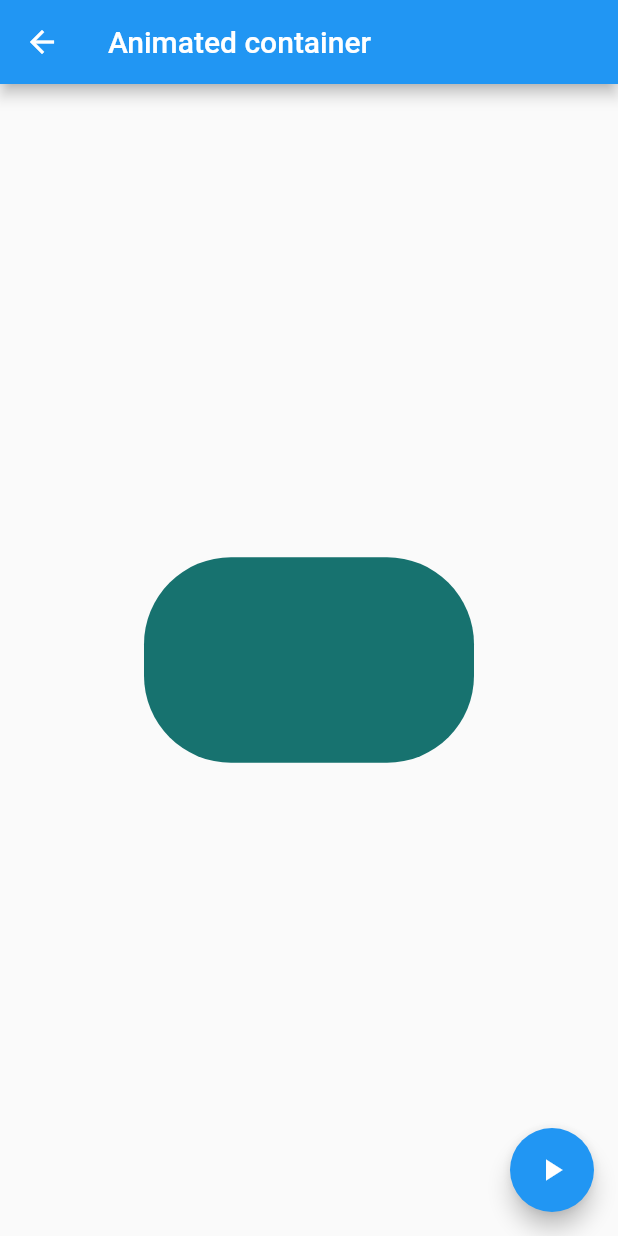
After one commit to specializeddevel/Flutter_FH, a Flutter app: the AnimatedContainerPage screen opened by its route, after a tap on the "play arrow" icon, on a phone screen of 412 x 824 dp. The commit adds this screen. Run offline on Flutter 3.47's test engine with Material 2 defaults, Android fonts, the phone set to English and light mode, and no system bars.

Commit message:
hasta AnimatedContainer implementado

```diff
--- a/data/menu_opts.json
+++ b/data/menu_opts.json
@@ -15,6 +15,11 @@
             "ruta" : "card",
             "icon" : "folder_open",
             "texto": "Cards - Tarjetas"
+        },
+        {
+            "ruta" : "animatedContainer",
+            "icon" : "donut_large",
+            "texto": "Animated Container"
         }
     ]
 }
--- /dev/null
+++ b/lib/pages/animated_container.dart
@@ -0,0 +1,63 @@
+import 'dart:math';
+
+import 'package:flutter/material.dart';
+
+class AnimatedContainerPage extends StatefulWidget {
+  @override
+  _AnimatedContainerPageState createState() => _AnimatedContainerPageState();
+}
+
+class _AnimatedContainerPageState extends State<AnimatedContainerPage> {
+
+  double _width   = 50.0;
+  double _height  = 50.0;
+  Color _color    = Colors.pink;
+
+  BorderRadiusGeometry _borderRadius = BorderRadius.circular(8.0);
+
+
+  @override
+  Widget build(BuildContext context) {
+    return Scaffold(
+      appBar: AppBar(
+        title: Text('Animated container'),),
+      body: Center(
+        child: AnimatedContainer(
+          duration: Duration(seconds: 1),
+          curve: Curves.fastOutSlowIn,
+          width: _width,
+          height: _height,
+          //color: _color,
+          decoration: BoxDecoration(
+            color: _color,
+            borderRadius: _borderRadius,
+          ),
+        ),
+      ),
+      floatingActionButton: FloatingActionButton(
+        child: Icon(Icons.play_arrow),
+        onPressed: _cambiarForma,
+      ),
+    );
+
+
+
+  }
+
+    void _cambiarForma(){
+
+    final random = Random();
+
+    setState(() {
+      _width  = random.nextInt(300).toDouble();
+      _height = random.nextInt(300).toDouble();
+      _color  = Color.fromRGBO(
+        random.nextInt(255),
+        random.nextInt(255),
+        random.nextInt(255),
+        1);
+      _borderRadius = BorderRadius.circular(random.nextInt(100).toDouble());
+    });
+  }
+
+}
--- a/lib/pages/card_page.dart
+++ b/lib/pages/card_page.dart
@@ -70,7 +70,7 @@ class CardPage extends StatelessWidget {
         children: <Widget>[
           FadeInImage(
             image: NetworkImage('https://upload.wikimedia.org/wikipedia/commons/1/1d/Upper_Kachura_lakes_-_Skardu_city_-Gilgit-Baltistan_Pakistan.jpg') ,
-            placeholder: AssetImage('assets/original.gif'),
+            placeholder: AssetImage('assets/jar-loading.gif'),
             fadeInDuration: Duration(milliseconds: 200),
             fit: BoxFit.cover,
             height: 300,
--- a/lib/routes/routes.dart
+++ b/lib/routes/routes.dart
@@ -4,6 +4,8 @@ import 'package:flutter/material.dart';
 import 'package:componentes/pages/alert_page.dart';
 import 'package:componentes/pages/avatar_page.dart';
 import 'package:componentes/pages/home_page.dart';
+import 'package:componentes/pages/animated_container.dart';
+
 
 Map<String, WidgetBuilder> getApplicationRoutes(){
 
@@ -13,6 +15,7 @@ Map<String, WidgetBuilder> getApplicationRoutes(){
                   },
         'alert' : (BuildContext context) => AlertPage(),
         'avatar': (context) => AvetarPage(),
-        'card': (context) => CardPage(),
+        'card'  : (context) => CardPage(),
+        'animatedContainer': (context) => AnimatedContainerPage(),
    };
 }
--- a/lib/utils/icono_string_util.dart
+++ b/lib/utils/icono_string_util.dart
@@ -5,6 +5,7 @@ final _icons = <String, IconData>{
   'add_alert'     : Icons.add_alert,
   'accessibility' : Icons.accessibility,
   'folder_open'   : Icons.folder_open,
+  'donut_large'   : Icons.donut_large,
 
 };
 
```
Also changed, not shown: lib/pages/alert_page.dart (+32 -4 lines), lib/pages/avatar_page.dart (+27 -1 lines), assets/jar-loading.gif (renamed from assets/original.gif).
